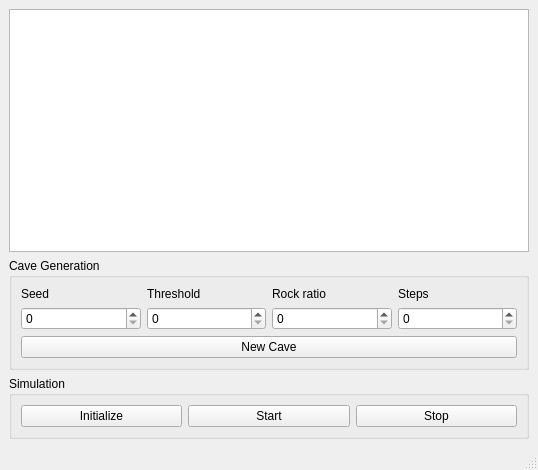
First picture: the form in main_window.ui, repository Nargaruga/Ant-Simulator, before the edit.
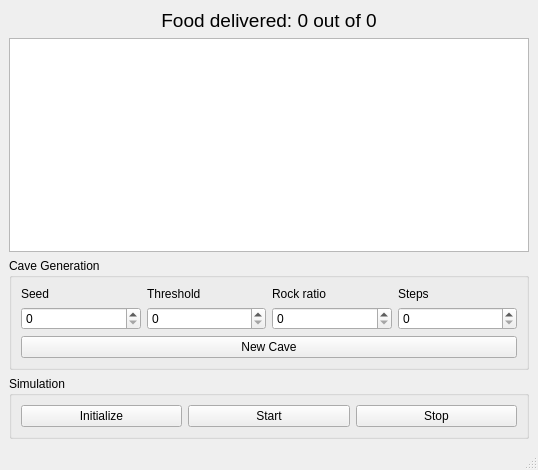
Second picture: the form after the edit.

Commit message: Altered ant behaviour, added counter for delivered and total food

What changed in the file:
```diff
--- a/main_window.ui
+++ b/main_window.ui
@@ -15,6 +15,25 @@
   </property>
   <widget class="QWidget" name="centralwidget">
    <layout class="QVBoxLayout" name="verticalLayout_2">
+    <item>
+     <layout class="QHBoxLayout" name="horizontalLayout">
+      <item>
+       <widget class="QLabel" name="foodCountLbl">
+        <property name="font">
+         <font>
+          <pointsize>14</pointsize>
+         </font>
+        </property>
+        <property name="text">
+         <string>Food delivered: 0 out of 0</string>
+        </property>
+        <property name="alignment">
+         <set>Qt::AlignCenter</set>
+        </property>
+       </widget>
+      </item>
+     </layout>
+    </item>
     <item>
      <layout class="QVBoxLayout" name="verticalLayout">
       <item>
```
Left out of the diff: 5 changed lines with no effect on the pictures. The commit also changes 11 other files.
